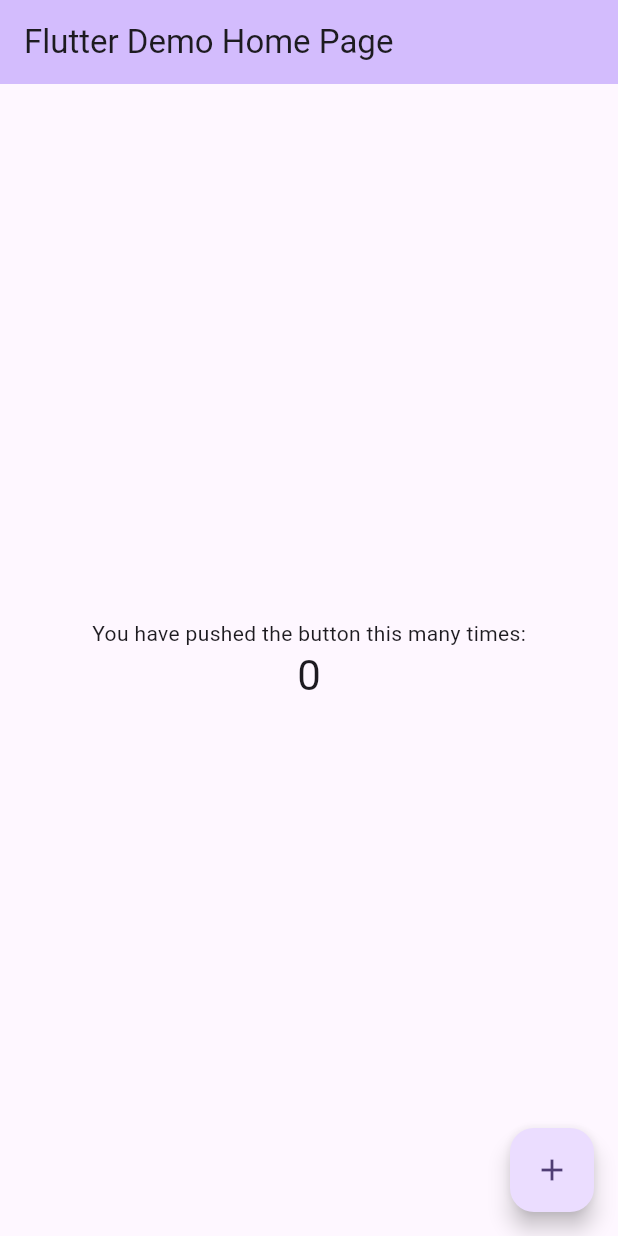
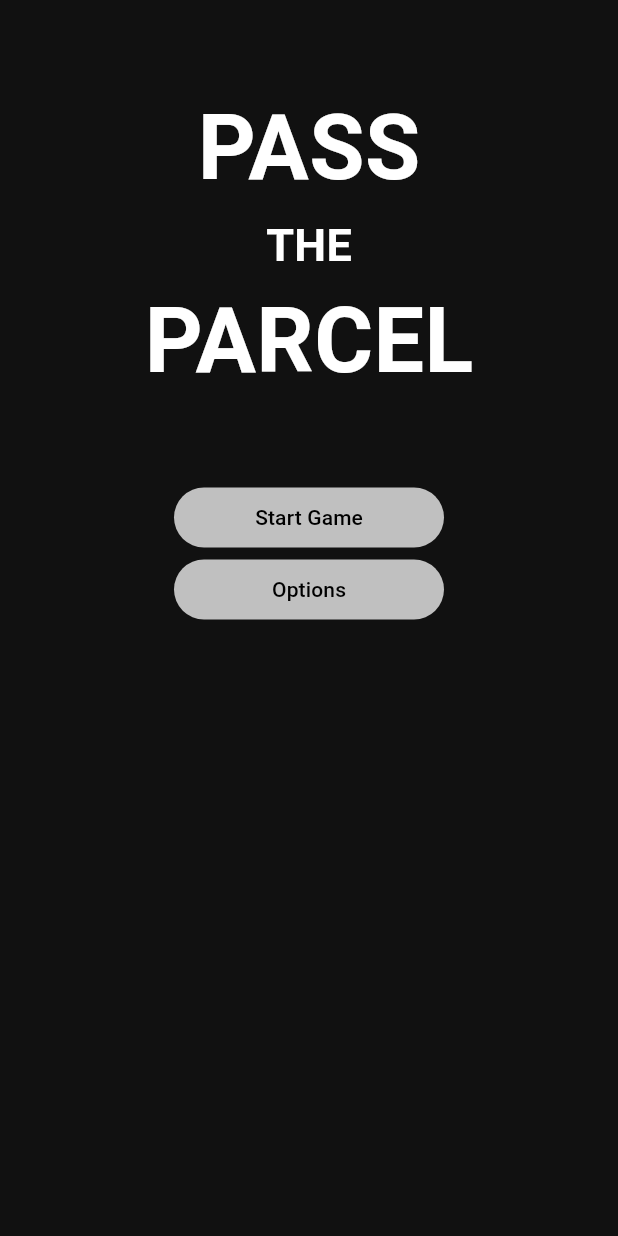
Before and after one commit to ravidkrisi/unwrap_me, a Flutter app: the screen it shows after launch, on a phone screen of 412 x 824 dp. Run offline on Flutter 3.47's test engine with Material 3 defaults, Android fonts, the phone set to English and light mode, and no system bars; our stand-ins replace firebase_core, flex_color_scheme, get_it; accounts and stored records are empty; generated files the repository leaves out were written again.

Commit message:
[feature] created basic UI for start screen

```diff
--- /dev/null
+++ b/lib/core/theme/app_theme.dart
@@ -0,0 +1,58 @@
+import 'package:flex_color_scheme/flex_color_scheme.dart';
+import 'package:flutter/cupertino.dart';
+import 'package:flutter/material.dart';
+
+/// The [AppTheme] defines light and dark themes for the app.
+///
+/// Theme setup for FlexColorScheme package v8.
+/// Use same major flex_color_scheme package version. If you use a
+/// lower minor version, some properties may not be supported.
+/// In that case, remove them after copying this theme to your
+/// app or upgrade the package to version 8.2.0.
+///
+/// Use it in a [MaterialApp] like this:
+///
+/// MaterialApp(
+///   theme: AppTheme.light,
+///   darkTheme: AppTheme.dark,
+/// );
+abstract final class AppTheme {
+  // The FlexColorScheme defined light mode ThemeData.
+  static ThemeData light = FlexThemeData.light(
+    // Using FlexColorScheme built-in FlexScheme enum based colors
+    scheme: FlexScheme.materialHc,
+    // Component theme configurations for light mode.
+    subThemesData: const FlexSubThemesData(
+      interactionEffects: true,
+      tintedDisabledControls: true,
+      useM2StyleDividerInM3: true,
+      inputDecoratorIsFilled: true,
+      inputDecoratorBorderType: FlexInputBorderType.outline,
+      alignedDropdown: true,
+      navigationRailUseIndicator: true,
+    ),
+    // Direct ThemeData properties.
+    visualDensity: FlexColorScheme.comfortablePlatformDensity,
+    cupertinoOverrideTheme: const CupertinoThemeData(applyThemeToAll: true),
+  );
+
+  // The FlexColorScheme defined dark mode ThemeData.
+  static ThemeData dark = FlexThemeData.dark(
+    // Using FlexColorScheme built-in FlexScheme enum based colors.
+    scheme: FlexScheme.materialHc,
+    // Component theme configurations for dark mode.
+    subThemesData: const FlexSubThemesData(
+      interactionEffects: true,
+      tintedDisabledControls: true,
+      blendOnColors: true,
+      useM2StyleDividerInM3: true,
+      inputDecoratorIsFilled: true,
+      inputDecoratorBorderType: FlexInputBorderType.outline,
+      alignedDropdown: true,
+      navigationRailUseIndicator: true,
+    ),
+    // Direct ThemeData properties.
+    visualDensity: FlexColorScheme.comfortablePlatformDensity,
+    cupertinoOverrideTheme: const CupertinoThemeData(applyThemeToAll: true),
+  );
+}
--- a/lib/main.dart
+++ b/lib/main.dart
@@ -1,122 +1,16 @@
+import 'package:firebase_core/firebase_core.dart';
 import 'package:flutter/material.dart';
+import 'package:moving_box/core/utils/service_locator.dart';
+import 'package:moving_box/firebase_options.dart';
+import 'package:moving_box/my_app.dart';
 
-void main() {
+void main() async {
+  // init firebase
+  WidgetsFlutterBinding.ensureInitialized();
+  await Firebase.initializeApp(options: DefaultFirebaseOptions.currentPlatform);
+
+  // init injection dependency
+  setupLocator();
+
   runApp(const MyApp());
 }
-
-class MyApp extends StatelessWidget {
-  const MyApp({super.key});
-
-  // This widget is the root of your application.
-  @override
-  Widget build(BuildContext context) {
-    return MaterialApp(
-      title: 'Flutter Demo',
-      theme: ThemeData(
-        // This is the theme of your application.
-        //
-        // TRY THIS: Try running your application with "flutter run". You'll see
-        // the application has a purple toolbar. Then, without quitting the app,
-        // try changing the seedColor in the colorScheme below to Colors.green
-        // and then invoke "hot reload" (save your changes or press the "hot
-        // reload" button in a Flutter-supported IDE, or press "r" if you used
-        // the command line to start the app).
-        //
-        // Notice that the counter didn't reset back to zero; the application
-        // state is not lost during the reload. To reset the state, use hot
-        // restart instead.
-        //
-        // This works for code too, not just values: Most code changes can be
-        // tested with just a hot reload.
-        colorScheme: ColorScheme.fromSeed(seedColor: Colors.deepPurple),
-      ),
-      home: const MyHomePage(title: 'Flutter Demo Home Page'),
-    );
-  }
-}
-
-class MyHomePage extends StatefulWidget {
-  const MyHomePage({super.key, required this.title});
-
-  // This widget is the home page of your application. It is stateful, meaning
-  // that it has a State object (defined below) that contains fields that affect
-  // how it looks.
-
-  // This class is the configuration for the state. It holds the values (in this
-  // case the title) provided by the parent (in this case the App widget) and
-  // used by the build method of the State. Fields in a Widget subclass are
-  // always marked "final".
-
-  final String title;
-
-  @override
-  State<MyHomePage> createState() => _MyHomePageState();
-}
-
-class _MyHomePageState extends State<MyHomePage> {
-  int _counter = 0;
-
-  void _incrementCounter() {
-    setState(() {
-      // This call to setState tells the Flutter framework that something has
-      // changed in this State, which causes it to rerun the build method below
-      // so that the display can reflect the updated values. If we changed
-      // _counter without calling setState(), then the build method would not be
-      // called again, and so nothing would appear to happen.
-      _counter++;
-    });
-  }
-
-  @override
-  Widget build(BuildContext context) {
-    // This method is rerun every time setState is called, for instance as done
-    // by the _incrementCounter method above.
-    //
-    // The Flutter framework has been optimized to make rerunning build methods
-    // fast, so that you can just rebuild anything that needs updating rather
-    // than having to individually change instances of widgets.
-    return Scaffold(
-      appBar: AppBar(
-        // TRY THIS: Try changing the color here to a specific color (to
-        // Colors.amber, perhaps?) and trigger a hot reload to see the AppBar
-        // change color while the other colors stay the same.
-        backgroundColor: Theme.of(context).colorScheme.inversePrimary,
-        // Here we take the value from the MyHomePage object that was created by
-        // the App.build method, and use it to set our appbar title.
-        title: Text(widget.title),
-      ),
-      body: Center(
-        // Center is a layout widget. It takes a single child and positions it
-        // in the middle of the parent.
-        child: Column(
-          // Column is also a layout widget. It takes a list of children and
-          // arranges them vertically. By default, it sizes itself to fit its
-          // children horizontally, and tries to be as tall as its parent.
-          //
-          // Column has various properties to control how it sizes itself and
-          // how it positions its children. Here we use mainAxisAlignment to
-          // center the children vertically; the main axis here is the vertical
-          // axis because Columns are vertical (the cross axis would be
-          // horizontal).
-          //
-          // TRY THIS: Invoke "debug painting" (choose the "Toggle Debug Paint"
-          // action in the IDE, or press "p" in the console), to see the
-          // wireframe for each widget.
-          mainAxisAlignment: MainAxisAlignment.center,
-          children: <Widget>[
-            const Text('You have pushed the button this many times:'),
-            Text(
-              '$_counter',
-              style: Theme.of(context).textTheme.headlineMedium,
-            ),
-          ],
-        ),
-      ),
-      floatingActionButton: FloatingActionButton(
-        onPressed: _incrementCounter,
-        tooltip: 'Increment',
-        child: const Icon(Icons.add),
-      ), // This trailing comma makes auto-formatting nicer for build methods.
-    );
-  }
-}
--- /dev/null
+++ b/lib/my_app.dart
@@ -0,0 +1,17 @@
+import 'package:flutter/material.dart';
+import 'package:moving_box/core/theme/app_theme.dart';
+import 'package:moving_box/presentation/screens/start_screen.dart';
+
+class MyApp extends StatelessWidget {
+  const MyApp({super.key});
+
+  @override
+  Widget build(BuildContext context) {
+    return MaterialApp(
+      debugShowCheckedModeBanner: false,
+      title: 'Pass The Parcel',
+      theme: AppTheme.dark,
+      home: StartScreen(),
+    );
+  }
+}
--- /dev/null
+++ b/lib/presentation/components/my_button.dart
@@ -0,0 +1,19 @@
+import 'package:flutter/material.dart';
+
+class MyButton extends StatelessWidget {
+  final String title;
+  final void Function()? onPressed;
+  const MyButton({super.key, required this.title, required this.onPressed});
+
+  @override
+  Widget build(BuildContext context) {
+    return SizedBox(
+      width: 180,
+      child: FilledButton(
+        onPressed: onPressed,
+        style: ElevatedButton.styleFrom(),
+        child: Text(title),
+      ),
+    );
+  }
+}
--- /dev/null
+++ b/lib/presentation/screens/game_screen.dart
@@ -0,0 +1,10 @@
+import 'package:flutter/material.dart';
+
+class GameScreen extends StatelessWidget {
+  const GameScreen({super.key});
+
+  @override
+  Widget build(BuildContext context) {
+    return Scaffold(appBar: AppBar());
+  }
+}
--- /dev/null
+++ b/lib/presentation/screens/start_screen.dart
@@ -0,0 +1,53 @@
+import 'package:flutter/material.dart';
+import 'package:moving_box/presentation/components/my_button.dart';
+import 'package:moving_box/presentation/screens/game_screen.dart';
+
+class StartScreen extends StatelessWidget {
+  const StartScreen({super.key});
+
+  @override
+  Widget build(BuildContext context) {
+    return Scaffold(
+      appBar: AppBar(),
+      body: Center(
+        child: Column(
+          crossAxisAlignment: CrossAxisAlignment.center,
+          children: [
+            // title
+            Column(
+              children: [
+                Text(
+                  'PASS',
+                  style: TextStyle(fontSize: 60, fontWeight: FontWeight.bold),
+                ),
+                Text(
+                  'THE',
+                  style: TextStyle(fontSize: 30, fontWeight: FontWeight.bold),
+                ),
+                Text(
+                  'PARCEL',
+                  style: TextStyle(fontSize: 60, fontWeight: FontWeight.bold),
+                ),
+              ],
+            ),
+
+            SizedBox(height: 50),
+
+            // play btn
+            MyButton(
+              title: 'Start Game',
+              onPressed: () {
+                Navigator.of(
+                  context,
+                ).push(MaterialPageRoute(builder: (context) => GameScreen()));
+              },
+            ),
+
+            // options btn
+            MyButton(title: 'Options', onPressed: () {}),
+          ],
+        ),
+      ),
+    );
+  }
+}
--- a/pubspec.yaml
+++ b/pubspec.yaml
@@ -36,6 +36,7 @@ dependencies:
   cupertino_icons: ^1.0.8
   firebase_core: ^3.13.0
   get_it: ^8.0.3
+  flex_color_scheme: ^8.2.0
 
 dev_dependencies:
   flutter_test:
```
Also changed, not shown: pubspec.lock, 5 other files.
